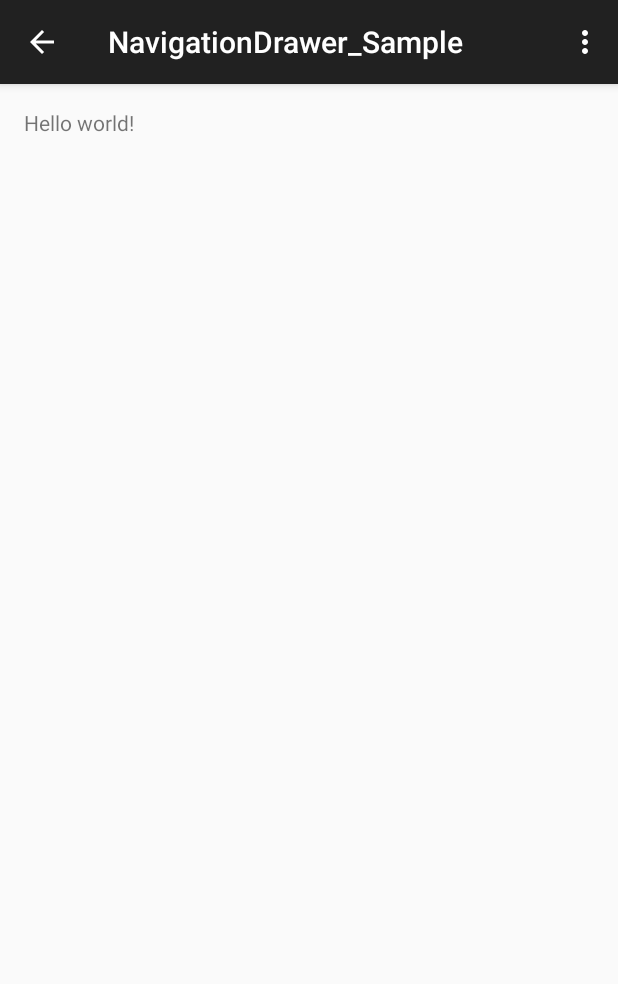
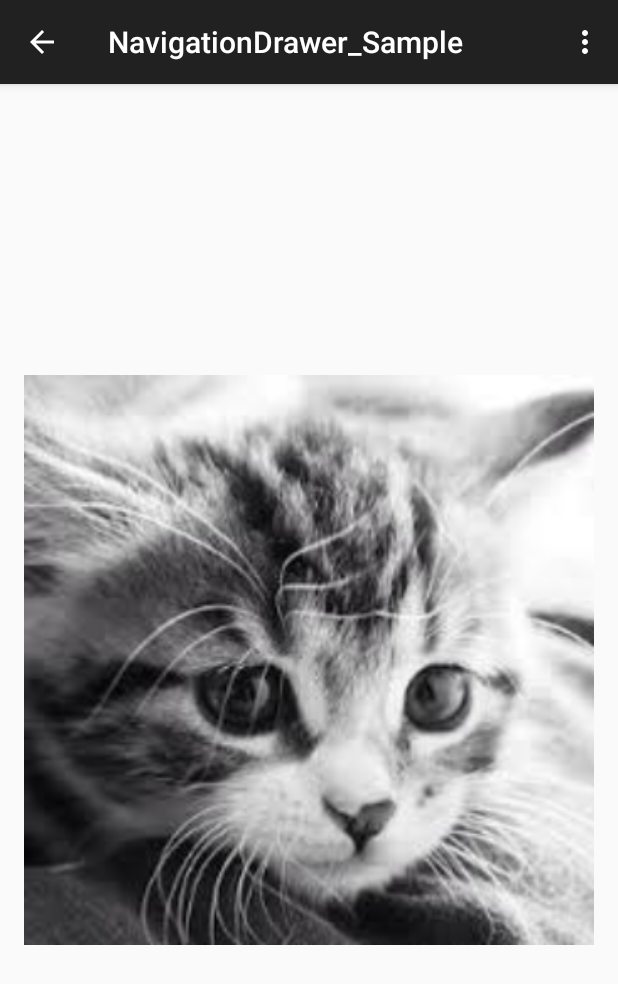
Before and after one commit to litmon/NavigationDrawer_Sample, an Android app: the screen it shows after launch (MainActivity), on a phone screen of 412 x 824 dp. Shown: the top 984 px of the screen. Run offline under Robolectric (Android 15) with nearby library versions, the phone set to English and light mode, and no system bars.

Commit message:
ViewPager + NavigationDrawer

```diff
--- /dev/null
+++ b/app/src/main/java/com/example/fukuo/navigationdrawer_sample/CustomPagerAdapter.java
@@ -0,0 +1,60 @@
+package com.example.fukuo.navigationdrawer_sample;
+
+import android.content.Context;
+import android.support.v4.view.PagerAdapter;
+import android.util.Log;
+import android.view.View;
+import android.view.ViewGroup;
+import android.widget.ImageView;
+
+import java.util.ArrayList;
+
+/**
+ * Created by fukuo on 2015/05/04.
+ */
+public class CustomPagerAdapter extends PagerAdapter {
+
+    ArrayList<Integer> ids = new ArrayList<Integer>();
+    Context context;
+
+    public CustomPagerAdapter(Context context){
+        this.context = context;
+    }
+
+    public void add(int id){
+        ids.add(id);
+    }
+
+    @Override
+    public Object instantiateItem(ViewGroup container, int position) {
+        ImageView v = new ImageView(context);
+
+        v.setImageResource(ids.get(position));
+
+        v.setOnClickListener(new View.OnClickListener() {
+            @Override
+            public void onClick(View v) {
+                Log.d("CustomPagerAdapter", "view onClicked.");
+            }
+        });
+
+        container.addView(v);
+
+        return v;
+    }
+
+    @Override
+    public void destroyItem(ViewGroup container, int position, Object object) {
+        container.removeView((View)object);
+    }
+
+    @Override
+    public int getCount() {
+        return ids.size();
+    }
+
+    @Override
+    public boolean isViewFromObject(View view, Object object) {
+        return view == object;
+    }
+}
--- a/app/src/main/java/com/example/fukuo/navigationdrawer_sample/MainActivity.java
+++ b/app/src/main/java/com/example/fukuo/navigationdrawer_sample/MainActivity.java
@@ -2,6 +2,8 @@ package com.example.fukuo.navigationdrawer_sample;
 
 import android.content.res.Configuration;
 import android.os.PersistableBundle;
+import android.support.v4.view.PagerAdapter;
+import android.support.v4.view.ViewPager;
 import android.support.v4.widget.DrawerLayout;
 import android.support.v7.app.ActionBarActivity;
 import android.os.Bundle;
@@ -18,6 +20,8 @@ import android.widget.Toast;
 public class MainActivity extends ActionBarActivity {
 
     ActionBarDrawerToggle toggle;
+    ViewPager pager;
+    CustomPagerAdapter  pagerAdapter;
 
     @Override
     protected void onCreate(Bundle savedInstanceState) {
@@ -36,10 +40,10 @@ public class MainActivity extends ActionBarActivity {
         getSupportActionBar().setDisplayHomeAsUpEnabled(true);
         getSupportActionBar().setDisplayShowHomeEnabled(true);
 
-        ListView lv = (ListView) findViewById(R.id.navigationDrawer);
+        ListView lv = (ListView) findViewById(R.id.drawer_left);
         ArrayAdapter<String> adapter = new ArrayAdapter<String>(this, android.R.layout.simple_list_item_1);
 
-        for(int i = 0; i < 10; i++)
+        for(int i = 0; i < 100; i++)
             adapter.add("a" + i);
 
         lv.setAdapter(adapter);
@@ -50,6 +54,17 @@ public class MainActivity extends ActionBarActivity {
                 Toast.makeText(getApplicationContext(), "listview clicked." + position, Toast.LENGTH_SHORT).show();
             }
         });
+
+        pager = (ViewPager) findViewById(R.id.pager);
+        pagerAdapter = new CustomPagerAdapter(this);
+
+        pagerAdapter.add(R.drawable.c1);
+        pagerAdapter.add(R.drawable.c2);
+        pagerAdapter.add(R.drawable.c3);
+        pagerAdapter.add(R.drawable.c4);
+        pagerAdapter.add(R.drawable.c5);
+
+        pager.setAdapter(pagerAdapter);
     }
 
     @Override
--- a/app/src/main/res/layout/activity_main.xml
+++ b/app/src/main/res/layout/activity_main.xml
@@ -5,42 +5,22 @@
     android:id="@+id/drawerLayout"
     tools:context=".MainActivity">
 
-    <RelativeLayout
-        android:id="@+id/container"
+    <android.support.v4.view.ViewPager
+        android:id="@+id/pager"
         android:layout_width="match_parent"
         android:layout_height="match_parent"
         android:paddingBottom="@dimen/activity_vertical_margin"
         android:paddingLeft="@dimen/activity_horizontal_margin"
         android:paddingRight="@dimen/activity_horizontal_margin"
-        android:paddingTop="@dimen/activity_vertical_margin">
-
-        <TextView
-            android:text="@string/hello_world"
-            android:layout_width="wrap_content"
-            android:layout_height="wrap_content" />
-    </RelativeLayout>
+        android:paddingTop="@dimen/activity_vertical_margin" />
 
 
-    <LinearLayout
+    <ListView
         android:id="@+id/drawer_left"
         android:layout_gravity="left"
         android:layout_width="300dp"
-        android:weightSum="5"
-        android:layout_height="match_parent"
-        android:background="#ffffff">
-
-        <ListView
-            android:id="@+id/navigationDrawer"
-            android:layout_width="300dp"
-            android:layout_weight="4"
-            android:layout_height="wrap_content" />
-
-        <Button
-            android:layout_width="wrap_content"
-            android:layout_height="wrap_content"
-            android:onClick=""/>
-
-    </LinearLayout>
+        android:background="#ffffff"
+        android:layout_height="match_parent" />
 
 
 </android.support.v4.widget.DrawerLayout>
```
Also changed, not shown: app/src/main/res/drawable/c1.jpeg (added), app/src/main/res/drawable/c2.jpeg (added), app/src/main/res/drawable/c3.jpeg (added), app/src/main/res/drawable/c4.jpeg (added), app/src/main/res/drawable/c5.jpeg (added).
